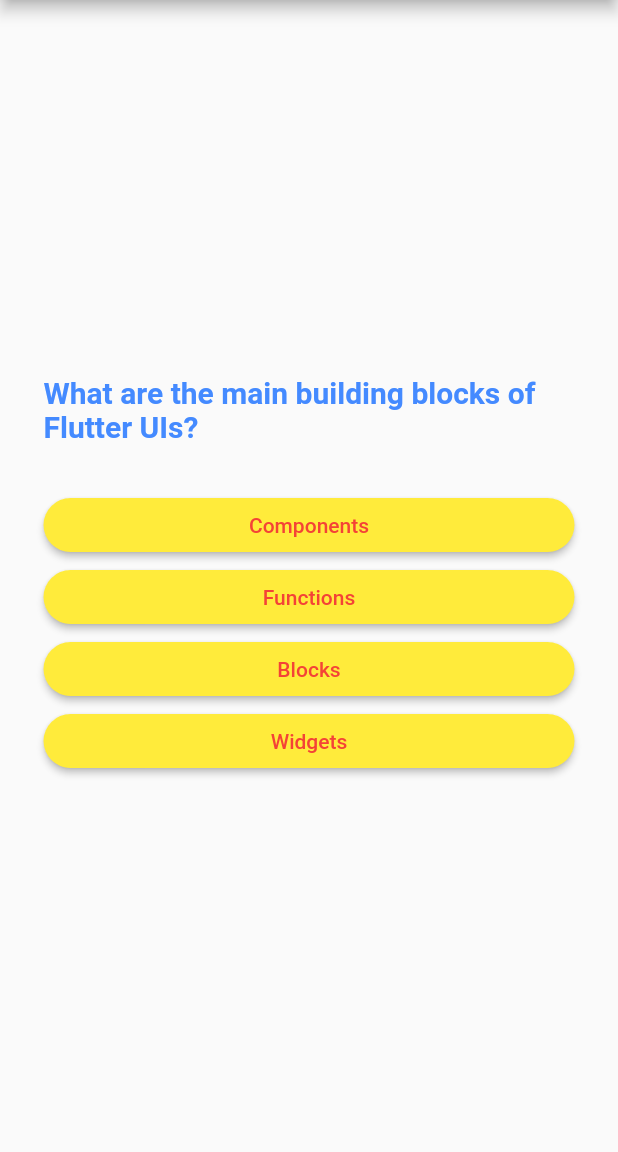
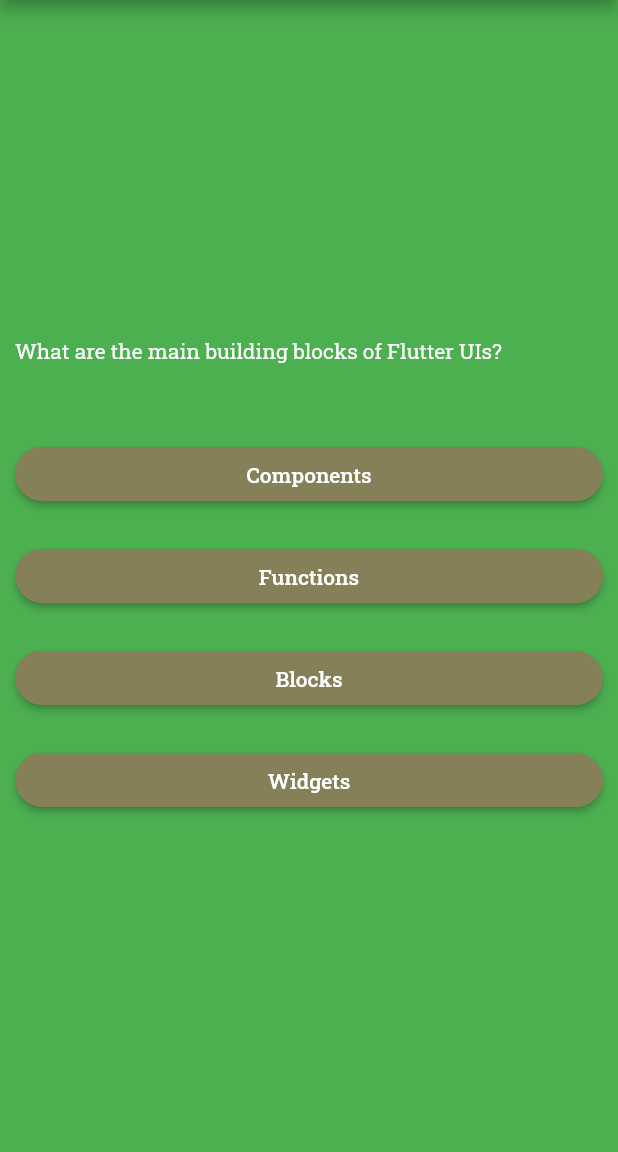
Before and after one commit to REDHUN/quizzapp, a Flutter app: the screen it shows after launch, after a tap on "Start Quiz", on a phone screen of 412 x 824 dp, the part 84-1236 px from its top. Run offline on Flutter 3.47's test engine with Material 2 defaults, Android fonts, the phone set to English and light mode, and no system bars; our stand-ins replace google_fonts.

Commit message:
question screen compleated

```diff
--- a/lib/models/quiz.dart
+++ b/lib/models/quiz.dart
@@ -1,6 +1,7 @@
 import 'package:flutter/material.dart';
+import 'package:quizapp/data/questions.dart';
 import 'package:quizapp/pages/homePage.dart';
-import 'package:quizapp/pages/questions_Screen.dart';
+import 'package:quizapp/pages/questions_screen.dart';
 
 class Quiz extends StatefulWidget {
   const Quiz({super.key});
@@ -11,6 +12,7 @@ class Quiz extends StatefulWidget {
 
 class _QuizState extends State<Quiz> {
   Widget? activescreen;
+  final  List<String> selectedAnswers=[];
   @override
   void initState() {
     activescreen = MyhomePage(switchScreen);
@@ -19,8 +21,16 @@ class _QuizState extends State<Quiz> {
 
   void switchScreen() {
     setState(() {
-      activescreen = const QuestionScreen();
+      activescreen =  QuestionScreen(onSelectAnswer: chooseAnswer,);
     });
+  }
+  void chooseAnswer(String answer){
+    selectedAnswers.add(answer);
+    if(selectedAnswers.length==questions.length){
+      setState(() {
+        activescreen= MyhomePage(switchScreen);
+      });
+    }
   }
 
   @override
--- a/lib/pages/questions_Screen.dart
+++ /dev/null
@@ -1,43 +0,0 @@
-import 'package:flutter/material.dart';
-import 'package:quizapp/widgets/answer_button.dart';
-import 'package:quizapp/data/questions.dart';
-
-class QuestionScreen extends StatefulWidget {
-  const QuestionScreen({super.key});
-
-  @override
-  State<QuestionScreen> createState() => _QuestionScreenState();
-}
-
-class _QuestionScreenState extends State<QuestionScreen> {
-  @override
-  Widget build(BuildContext context) {
-    final currentquestion = questions[0];
-    return SizedBox(
-      width: double.infinity,
-      child: Container(
-        margin: const EdgeInsets.all(29),
-        child: Column(
-          mainAxisAlignment: MainAxisAlignment.center,
-          crossAxisAlignment: CrossAxisAlignment.stretch,
-          children: [
-            Text(
-              currentquestion.text,
-              style: const TextStyle(
-                color: Colors.blueAccent,
-                fontWeight: FontWeight.bold,
-                fontSize: 20,
-              ),
-            ),
-            const SizedBox(
-              height: 30,
-            ),
-            ...currentquestion.getshuffled().map(
-                  (answer) => Answer(answertext: answer, onTap: () {}),
-                ),
-          ],
-        ),
-      ),
-    );
-  }
-}
--- /dev/null
+++ b/lib/pages/questions_screen.dart
@@ -0,0 +1,67 @@
+import 'package:flutter/material.dart';
+import 'package:quizapp/widgets/answer_button.dart';
+import 'package:quizapp/data/questions.dart';
+import 'package:google_fonts/google_fonts.dart';
+
+
+
+class QuestionScreen extends StatefulWidget {
+  const QuestionScreen({super.key,required this.onSelectAnswer});
+  final void Function(String answer) onSelectAnswer;
+
+  @override
+  State<QuestionScreen> createState() => _QuestionScreenState();
+}
+
+class _QuestionScreenState extends State<QuestionScreen> {
+  var currentIndex=0;
+
+  void answerQuestion(String selectedAnswers){
+    widget.onSelectAnswer(selectedAnswers);
+
+     setState(() {
+        currentIndex++;
+      });
+    }
+  @override
+  Widget build(BuildContext context) {
+    final currentquestion = questions[currentIndex];
+
+    return SizedBox(
+
+      width: double.infinity,
+      child: Container(
+        decoration: const BoxDecoration(color: Colors.green),
+        height: (MediaQuery.of(context).size).height,
+        width: (MediaQuery.of(context).size).width,
+
+        child: Column(
+          mainAxisAlignment: MainAxisAlignment.center,
+          crossAxisAlignment: CrossAxisAlignment.stretch,
+
+          children: [
+
+               Container(
+                margin: EdgeInsets.all(10),
+                 child: Text(
+                  currentquestion.text,
+                  style: GoogleFonts.robotoSlab(
+                    color: Colors.white,
+                  )
+                             ),
+               ),
+
+            const SizedBox(
+              height: 30,
+            ),
+            ...currentquestion.getshuffled().map(
+                  (answer) =>  Container(
+                    margin: const EdgeInsets.all(10),
+                    child: Answer(answertext: answer, onTap: (){answerQuestion(answer);},))),
+
+          ],
+        ),
+      ),
+    );
+  }
+}
--- a/lib/widgets/answer_button.dart
+++ b/lib/widgets/answer_button.dart
@@ -1,4 +1,5 @@
 import 'package:flutter/material.dart';
+import 'package:google_fonts/google_fonts.dart';
 
 class Answer extends StatelessWidget {
   const Answer({super.key, required this.answertext, required this.onTap});
@@ -10,14 +11,18 @@ class Answer extends StatelessWidget {
   Widget build(BuildContext context) {
     return ElevatedButton(
       onPressed: onTap,
-      child: Text(answertext),
       style: ElevatedButton.styleFrom(
-        foregroundColor: Colors.red,
-        backgroundColor: Colors.yellow,
+        foregroundColor: Colors.white,
+        backgroundColor: Color.fromARGB(255, 133, 128, 88),
         shape: RoundedRectangleBorder(
           borderRadius: BorderRadius.circular(40),
         ),
       ),
+      child: Text(answertext,
+      style: GoogleFonts.robotoSlab(
+        color: Colors.white,
+      ),
+      ),
     );
   }
 }
--- a/pubspec.yaml
+++ b/pubspec.yaml
@@ -35,6 +35,7 @@ dependencies:
   # The following adds the Cupertino Icons font to your application.
   # Use with the CupertinoIcons class for iOS style icons.
   cupertino_icons: ^1.0.2
+  google_fonts: ^5.1.0
 
 dev_dependencies:
   flutter_test:
```
Also changed, not shown: pubspec.lock, 1 other file.
